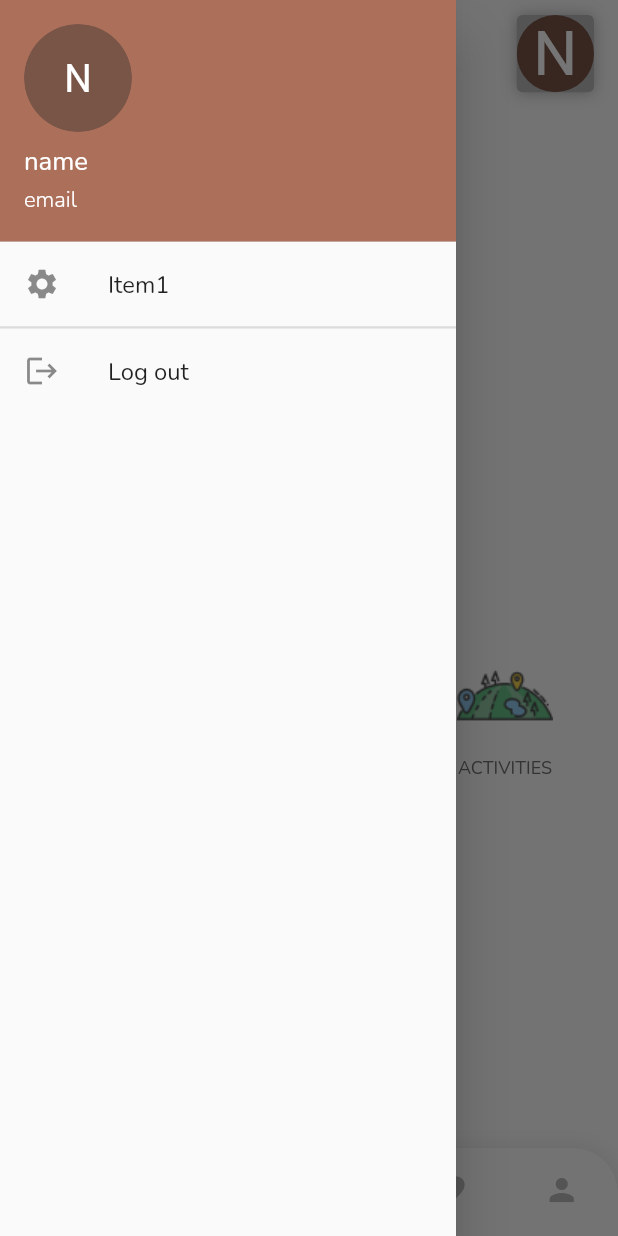
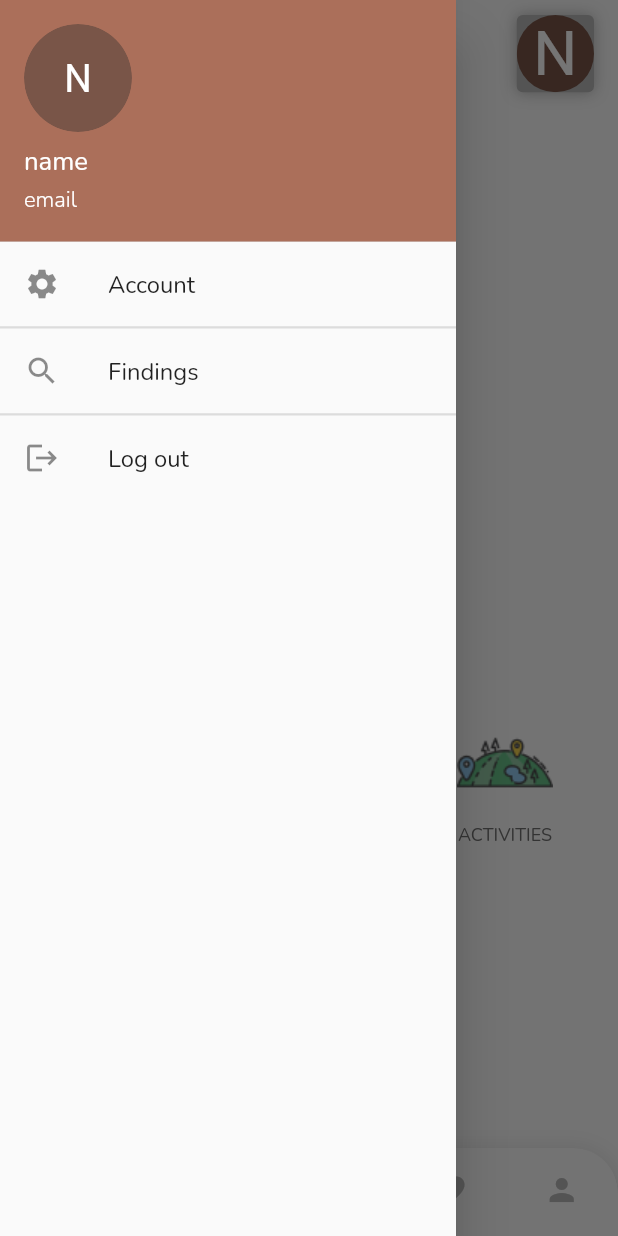
Before and after one commit to 0Ahmad0/atharna, a Flutter app: the NavBarScreen screen opened by its route, with the side drawer open, on a phone screen of 412 x 824 dp. Run offline on Flutter 3.47's test engine with Material 2 defaults, Android fonts, the phone set to English and light mode, and no system bars; drawn by our look-alikes of cached_network_image; our stand-ins replace animate_do, cloud_firestore, dotted_border, firebase_auth, firebase_core, firebase_storage and 9 more; missing offline and left inert: circle_progress_bar, flutter_osm_plugin, flutter_verification_code; accounts and stored records are empty; network calls fail.

```diff
--- a/lib/view/screens/home/home_screen.dart
+++ b/lib/view/screens/home/home_screen.dart
@@ -59,9 +59,6 @@ class _HomeScreenState extends State<HomeScreen> {
           crossAxisAlignment: CrossAxisAlignment.stretch,
           children: [
             buildAppBarHome(context),
-            const SizedBox(
-              height: AppSize.s10,
-            ),
             Text("Discover",
                 style: getBoldStyle(
                   color: ColorManager.black,
@@ -71,7 +68,7 @@ class _HomeScreenState extends State<HomeScreen> {
               height: AppSize.s10,
             ),
             Expanded(
-                flex: 3,
+                flex: 5,
                  child:
 
                              ChangeNotifierProvider<HomeProvider>.value(
--- a/lib/view/screens/map_location.dart/map_location_screen.dart
+++ b/lib/view/screens/map_location.dart/map_location_screen.dart
@@ -55,9 +55,9 @@ class MapLocation extends StatelessWidget {
                Expanded(
                  child: CustomTextFiled(controller: comment,
                   validator: (String? val){
-                    if(val!.trim().isEmpty){
-                      return "type any thing";
-                    }
+                    // if(val!.trim().isEmpty){
+                    //   return "type any thing";
+                    // }
                   }, onChange: null,
                   maxLength: null,
                    prefixIcon: Icons.comment,
--- a/lib/view/screens/nav_bar/nav_bar_screen.dart
+++ b/lib/view/screens/nav_bar/nav_bar_screen.dart
@@ -117,8 +117,21 @@ class _NavBarScreenState extends State<NavBarScreen> {
 
 
                   _buildListTile(
-                    text: "Item1",
+                    text: "Account",
                     icon: Icons.settings,
+                    onTap: (){
+                      Navigator.pop(context);
+                      // Navigator.push(context, MaterialPageRoute(builder: (ctx)=>SettingView()));
+                    },
+                  ),
+
+                  Divider(
+                    thickness: AppSize.s1_5,
+                    height: 0.0,
+                  ),
+                  _buildListTile(
+                    text: "Findings",
+                    icon: Icons.search,
                     onTap: (){
                       Navigator.pop(context);
                       // Navigator.push(context, MaterialPageRoute(builder: (ctx)=>SettingView()));
```
